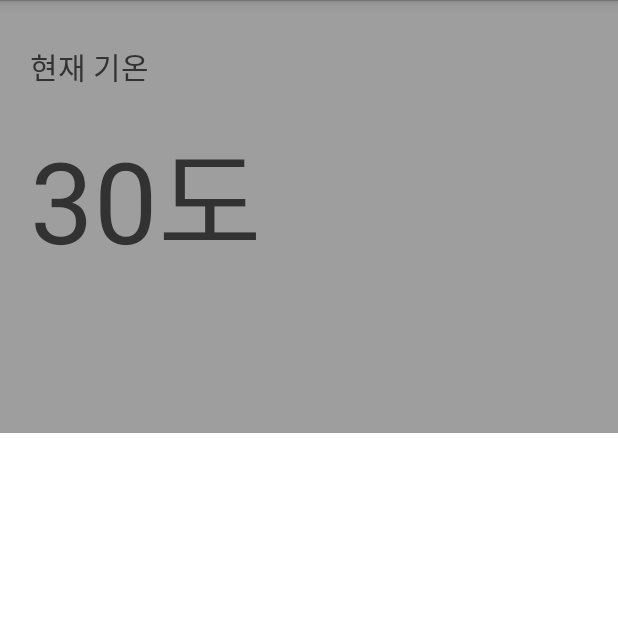
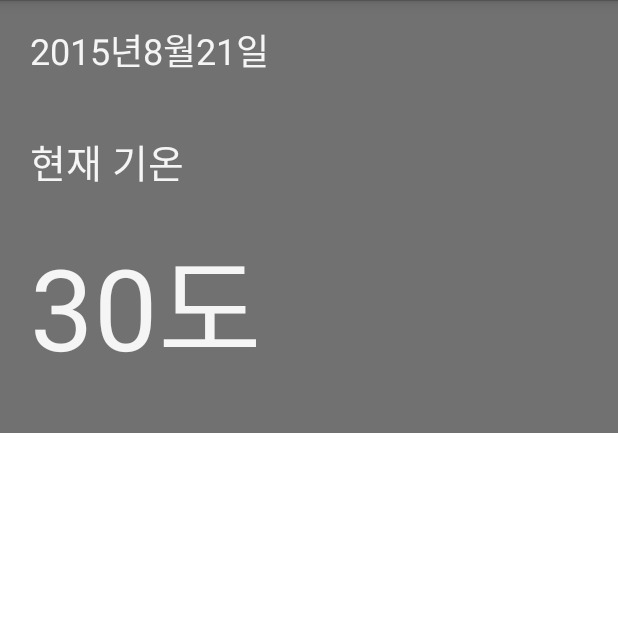
Before and after one commit to GrooshBene/Rain_Weather, an Android app: the MainPage screen opened directly, with no data from a screen before it, on a phone screen of 412 x 824 dp, the top half of it. Run offline under Robolectric (Android 15) with nearby library versions, the phone set to English and light mode, and no system bars; 5 statements that could not run were skipped.

Commit message:
Dialog Making, Parsing Done

```diff
--- a/app/build.gradle
+++ b/app/build.gradle
@@ -23,4 +23,5 @@ dependencies {
     compile fileTree(dir: 'libs', include: ['*.jar'])
     compile 'com.android.support:appcompat-v7:21.0.3'
     compile 'com.getbase:floatingactionbutton:1.10.0'
+    compile 'org.jsoup:jsoup:1.8.1'
 }
--- a/app/src/main/AndroidManifest.xml
+++ b/app/src/main/AndroidManifest.xml
@@ -23,4 +23,5 @@
         </activity>
     </application>
 
+    <uses-permission android:name="android.permission.INTERNET"></uses-permission>
 </manifest>
--- a/app/src/main/java/grooshbene/weather/MainPage.java
+++ b/app/src/main/java/grooshbene/weather/MainPage.java
@@ -1,28 +1,112 @@
 package grooshbene.weather;
 
 import android.app.Activity;
+import android.app.Fragment;
+import android.app.FragmentManager;
 import android.os.Bundle;
+import android.support.v4.widget.DrawerLayout;
+import android.support.v7.app.ActionBarDrawerToggle;
 import android.view.Menu;
 import android.view.MenuItem;
+import android.view.View;
+import android.widget.AdapterView;
+import android.widget.ArrayAdapter;
+import android.widget.ListView;
 import android.widget.TextView;
 
+import org.jsoup.Jsoup;
+import org.jsoup.nodes.Document;
+import org.jsoup.nodes.Element;
+import org.jsoup.select.Elements;
+
+import java.io.IOException;
+import java.nio.charset.Charset;
 import java.util.Calendar;
 
 
 public class MainPage extends Activity {
+    private DrawerLayout mDrawerLayout;
+    private ActionBarDrawerToggle mDrawerToggle;
+    private CharSequence mDrawerTitle;
+    private CharSequence mTitle;
+    private String[] mPlanetTitles;
+    private ListView mDrawerList;
+    TextView currentTemp;
+    String[] asdf;
+
 
     @Override
     protected void onCreate(Bundle savedInstanceState) {
         super.onCreate(savedInstanceState);
         setContentView(R.layout.activity_main_page);
         TextView date = (TextView) findViewById(R.id.date);
+        mPlanetTitles = getResources().getStringArray(R.array.planets_array);
+        mDrawerLayout = (DrawerLayout) findViewById(R.id.drawerLayout);
+        mDrawerList = (ListView) findViewById(R.id.left_drawer);
+        mTitle = mDrawerTitle = getTitle();
+        mDrawerLayout = (DrawerLayout) findViewById(R.id.drawerLayout);
+        currentTemp = (TextView) findViewById(R.id.current_temp);
         //id로 텍스트 불러오기
         Calendar calendar = Calendar.getInstance();
         //calendar 선언
-        int month = calendar.get(Calendar.MONTH)+1;
+        int month = calendar.get(Calendar.MONTH) + 1;
         //달
         int day = calendar.get(Calendar.DAY_OF_MONTH);
-        date.setText(month+"월"+day+"일");
+        int year = calendar.get(Calendar.YEAR);
+        date.setText(year+"년"+month + "월" + day + "일");
+        Runnable task = new Runnable() {
+            @Override
+            public void run() {
+                Document doc = null;
+                try {
+                    doc = Jsoup.connect("http://www.kma.go.kr/weather/forecast/mid-term-rss3.jsp?stnId=109").get();
+                } catch (IOException e) {
+                    e.printStackTrace();
+                }
+                Elements max_current = doc.select("location data tmx");
+                Elements min_current = doc.select("location data tmn");
+                asdf = new String[max_current.size()];
+                for(int i=0;i<max_current.size();i++) {
+                    asdf[i] = max_current.get(i).text().toString();
+                }
+                System.out.println(asdf[0]);
+            }
+        };
+        Thread thread = new Thread(task);
+        thread.start();
+
+//        mDrawerList.setAdapter(new ArrayAdapter<String>(this, R.layout.activity_main_page, mPlanetTitles));
+//        mDrawerToggle = new ActionBarDrawerToggle(this, mDrawerLayout,
+//                R.drawable.ic_drawer, R.string.drawer_open, R.string.drawer_close) {
+//
+//            /** Called when a drawer has settled in a completely closed state. */
+//            public void onDrawerClosed(View view) {
+//                super.onDrawerClosed(view);
+//                getActionBar().setTitle(mTitle);
+//                invalidateOptionsMenu(); // creates call to onPrepareOptionsMenu()
+//            }
+//
+//            /** Called when a drawer has settled in a completely open state. */
+//            public void onDrawerOpened(View drawerView) {
+//                super.onDrawerOpened(drawerView);
+//                getActionBar().setTitle(mDrawerTitle);
+//                invalidateOptionsMenu(); // creates call to onPrepareOptionsMenu()
+//            }
+//        };
+//
+//        // Set the drawer toggle as the DrawerListener
+//        mDrawerLayout.setDrawerListener(mDrawerToggle);
+//    }
+//
+//    /* Called whenever we call invalidateOptionsMenu() */
+//    @Override
+//    public boolean onPrepareOptionsMenu(Menu menu) {
+//        // If the nav drawer is open, hide action items related to the content view
+//        boolean drawerOpen = mDrawerLayout.isDrawerOpen(mDrawerList);
+//        menu.findItem(R.id.action_websearch).setVisible(!drawerOpen);
+//        return super.onPrepareOptionsMenu(menu);
+//    }
+//}
     }
 
 
@@ -57,4 +141,6 @@ public class MainPage extends Activity {
 
         return super.onOptionsItemSelected(item);
     }
+    /** Swaps fragments in the main content view */
+
 }
--- a/app/src/main/res/layout/activity_main.xml
+++ b/app/src/main/res/layout/activity_main.xml
@@ -3,7 +3,7 @@
     android:layout_height="match_parent"
     android:layout_width="match_parent"
     tools:context=".MainActivity"
-    android:background="@drawable/bg"
+    android:background="#000000"
     android:orientation="vertical"
     android:weightSum="100">
 <Space
--- a/app/src/main/res/layout/activity_main_page.xml
+++ b/app/src/main/res/layout/activity_main_page.xml
@@ -1,19 +1,42 @@
-<LinearLayout xmlns:android="http://schemas.android.com/apk/res/android"
-    xmlns:tools="http://schemas.android.com/tools"
+<android.support.v4.widget.DrawerLayout
+    xmlns:android="http://schemas.android.com/apk/res/android"
     android:layout_width="match_parent"
     android:layout_height="match_parent"
     android:background="#ffffff"
     android:orientation="vertical"
     android:weightSum="10"
-    tools:context="grooshbene.weather.MainPage">
+    android:id="@+id/drawerLayout">
+    <LinearLayout
+        android:layout_width="match_parent"
+        android:layout_height="match_parent">
+        <FrameLayout
+            android:layout_width="match_parent"
+            android:layout_height="match_parent">
+            <LinearLayout
+                android:layout_width="match_parent"
+                android:layout_height="match_parent"
+                android:weightSum="10"
+                android:orientation="vertical">
                 <LinearLayout
                     android:layout_width="match_parent"
                     android:layout_height="1dp"
                     android:layout_weight="3.5"
-        android:background="#9e9e9e"
+                    android:background="#717171"
                     android:weightSum="10"
                     android:orientation="vertical"
                     android:paddingLeft="20dp">
+                    <Space
+                        android:layout_width="match_parent"
+                        android:layout_height="1dp"
+                        android:layout_weight="0.5"/>
+                    <TextView
+                        android:layout_width="match_parent"
+                        android:layout_height="1dp"
+                        android:layout_weight="1.5"
+                        android:id="@+id/date"
+                        android:text="2015년 4월 5일"
+                        android:textSize="24dp"
+                        android:textColor="#f5f5f5"/>
                     <Space
                         android:layout_width="match_parent"
                         android:layout_height="1dp"
@@ -23,13 +46,28 @@
                         android:layout_height="1dp"
                         android:layout_weight="1.5"
                         android:text="현재 기온"
-            android:textSize="20dp"/>
+                        android:textSize="26dp"
+                        android:textColor="#f5f5f5"
+                        android:id="@+id/current_temp"/>
                     <TextView
                         android:layout_width="match_parent"
                         android:layout_height="1dp"
-            android:layout_weight="4"
+                        android:layout_weight="5"
                         android:text="30도"
                         android:textSize="75dp"
-            android:gravity="center_vertical"/>
+                        android:gravity="center_vertical"
+                        android:textColor="#f5f5f5"/>
                 </LinearLayout>
             </LinearLayout>
+        </FrameLayout>
+    </LinearLayout>
+    <ListView
+        android:layout_width="240dp"
+        android:layout_height="match_parent"
+        android:id="@+id/left_drawer"
+        android:layout_gravity="start"
+        android:choiceMode="singleChoice"
+        android:divider="@android:color/transparent"
+        android:dividerHeight="0dp"
+        android:background="#4f4f4f"></ListView>
+</android.support.v4.widget.DrawerLayout>
--- /dev/null
+++ b/app/src/main/res/values/planets_array.xml
@@ -0,0 +1,8 @@
+<?xml version="1.0" encoding="utf-8"?>
+<resources>
+    <string-array name="planets_array">
+        <item>
+            asdf
+        </item>
+    </string-array>
+</resources>
--- a/build.gradle
+++ b/build.gradle
@@ -5,7 +5,7 @@ buildscript {
         jcenter()
     }
     dependencies {
-        classpath 'com.android.tools.build:gradle:1.0.0'
+        classpath 'com.android.tools.build:gradle:1.3.0'
 
         // NOTE: Do not place your application dependencies here; they belong
         // in the individual module build.gradle files
```
Also changed, not shown: 2 other files. Lines whose indentation alone changed are shown as unchanged.
